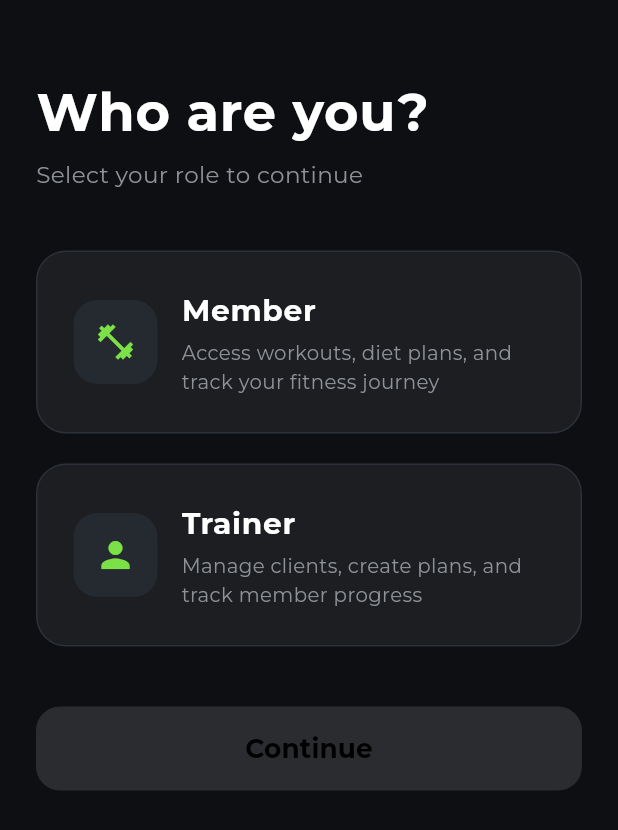
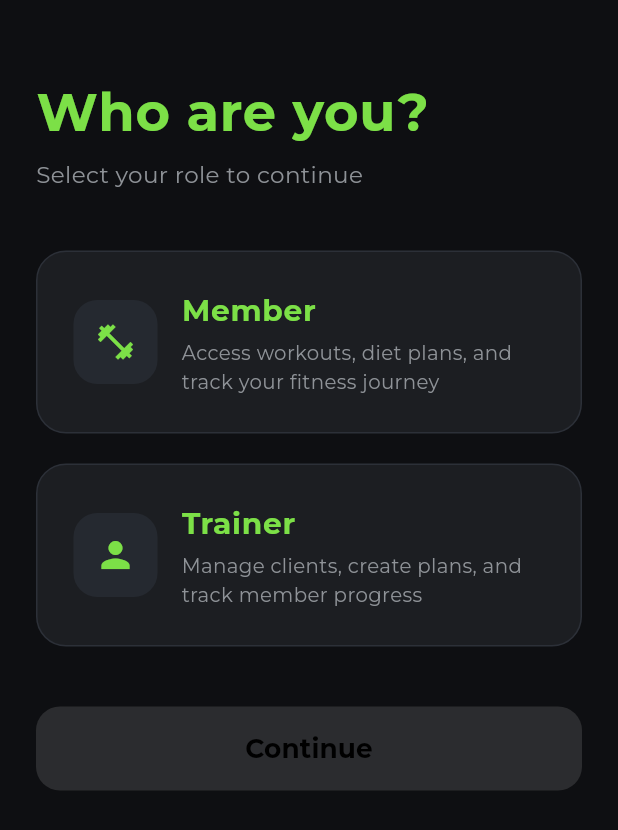
Before and after one commit to avinashquikboom-code/GYM, a Flutter app: the screen it shows after launch, after a tap on "Skip", on a phone screen of 412 x 824 dp. Shown: the top 830 px of the screen. Run offline on Flutter 3.47's test engine with Material 3 defaults, Android fonts, the phone set to English and light mode, and no system bars; drawn by our look-alikes of flutter_animate; our stand-ins replace fl_chart, flutter_riverpod, google_fonts, shared_preferences; accounts and stored records are empty; network calls fail.

Commit message:
refactor: Update theme system to use dynamic accent colors throughout app
- Replace hardcoded colors with accent color in text styles (titles, labels) for both dark and light themes
- Add comprehensive theme configurations for buttons, icons, FAB, and bottom navigation bar
- Update FloatingActionButton colors to use theme.colorScheme.primary instead of hardcoded AppColors.primaryGreen
- Rename first accent color from 'Neon Green' to 'Default Green' with restore icon
- Adjust trainer home tab card

```diff
--- a/gym_app/lib/core/theme/app_theme.dart
+++ b/gym_app/lib/core/theme/app_theme.dart
@@ -40,27 +40,121 @@ class AppTheme {
             fontSize: 24,
             fontWeight: FontWeight.bold,
             letterSpacing: 0.5,
-            color: AppColors.darkTextPrimary,
+            color: accentColor,
           ),
           titleMedium: GoogleFonts.oswald(
             fontSize: 18,
             fontWeight: FontWeight.w600,
             letterSpacing: 0.5,
-            color: AppColors.darkTextPrimary,
+            color: accentColor,
+          ),
+          titleSmall: GoogleFonts.oswald(
+            fontSize: 14,
+            fontWeight: FontWeight.w600,
+            letterSpacing: 0.5,
+            color: accentColor,
           ),
           bodyLarge: GoogleFonts.montserrat(
             fontSize: 16,
+            fontWeight: FontWeight.w500,
             color: AppColors.darkTextPrimary,
           ),
           bodyMedium: GoogleFonts.montserrat(
             fontSize: 14,
+            fontWeight: FontWeight.w400,
+            color: AppColors.darkTextPrimary,
+          ),
+          bodySmall: GoogleFonts.montserrat(
+            fontSize: 12,
+            fontWeight: FontWeight.w400,
             color: AppColors.darkTextSecondary,
           ),
           labelLarge: GoogleFonts.montserrat(
             fontSize: 16,
             fontWeight: FontWeight.bold,
-            color: Colors.black,
+            color: accentColor,
           ),
+          labelMedium: GoogleFonts.montserrat(
+            fontSize: 14,
+            fontWeight: FontWeight.w600,
+            color: accentColor,
+          ),
+          labelSmall: GoogleFonts.montserrat(
+            fontSize: 12,
+            fontWeight: FontWeight.w600,
+            color: accentColor,
+          ),
+        ),
+      ),
+
+      appBarTheme: AppBarTheme(
+        backgroundColor: Colors.transparent,
+        surfaceTintColor: Colors.transparent,
+        elevation: 0,
+        centerTitle: isIOS, // iOS centers title, Android aligns left
+        iconTheme: IconThemeData(color: accentColor),
+        systemOverlayStyle: SystemUiOverlayStyle(
+          statusBarColor: Colors.transparent,
+          statusBarIconBrightness: Brightness.light,
+          statusBarBrightness: Brightness.dark,
+        ),
+        titleTextStyle: GoogleFonts.oswald(
+          fontSize: isIOS ? 17 : 20,
+          fontWeight: FontWeight.w600,
+          color: accentColor,
+        ),
+      ),
+
+      elevatedButtonTheme: ElevatedButtonThemeData(
+        style: ElevatedButton.styleFrom(
+          backgroundColor: accentColor,
+          foregroundColor: Colors.black,
+          elevation: 2,
+          padding: const EdgeInsets.symmetric(horizontal: 24, vertical: 12),
+          shape: RoundedRectangleBorder(
+            borderRadius: BorderRadius.circular(12),
+          ),
+          textStyle: GoogleFonts.montserrat(
+            fontSize: 16,
+            fontWeight: FontWeight.bold,
+          ),
+        ),
+      ),
+
+      textButtonTheme: TextButtonThemeData(
+        style: TextButton.styleFrom(
+          foregroundColor: accentColor,
+          textStyle: GoogleFonts.montserrat(
+            fontSize: 14,
+            fontWeight: FontWeight.w600,
+          ),
+        ),
+      ),
+
+      iconTheme: IconThemeData(
+        color: accentColor,
+        size: 24,
+      ),
+
+      floatingActionButtonTheme: FloatingActionButtonThemeData(
+        backgroundColor: accentColor,
+        foregroundColor: Colors.black,
+        elevation: 4,
+      ),
+
+      bottomNavigationBarTheme: BottomNavigationBarThemeData(
+        backgroundColor: AppColors.darkSurface,
+        selectedItemColor: accentColor,
+        unselectedItemColor: AppColors.darkTextSecondary,
+        type: BottomNavigationBarType.fixed,
+        elevation: 10,
+        selectedLabelStyle: GoogleFonts.montserrat(
+          fontSize: 12,
+          fontWeight: FontWeight.w600,
+        ),
+        unselectedLabelStyle: GoogleFonts.montserrat(
+          fontSize: 12,
+          fontWeight: FontWeight.w400,
         ),
       ),
 
@@ -78,7 +172,7 @@ class AppTheme {
         ),
         focusedBorder: OutlineInputBorder(
           borderRadius: BorderRadius.circular(12),
-          borderSide: const BorderSide(color: AppColors.primaryGreen, width: 1.5),
+          borderSide: BorderSide(color: accentColor, width: 1.5),
         ),
         errorBorder: OutlineInputBorder(
           borderRadius: BorderRadius.circular(12),
@@ -90,32 +184,6 @@ class AppTheme {
         ),
         prefixIconColor: AppColors.darkTextSecondary,
         suffixIconColor: AppColors.darkTextSecondary,
-      ),
-
-      appBarTheme: AppBarTheme(
-        backgroundColor: Colors.transparent,
-        surfaceTintColor: Colors.transparent,
-        elevation: 0,
-        centerTitle: isIOS, // iOS centers title, Android aligns left
-        iconTheme: IconThemeData(color: Colors.white),
-        systemOverlayStyle: SystemUiOverlayStyle(
-          statusBarColor: Colors.transparent,
-          statusBarIconBrightness: Brightness.light,
-          statusBarBrightness: Brightness.dark,
-        ),
-        titleTextStyle: GoogleFonts.oswald(
-          fontSize: isIOS ? 17 : 20,
-          fontWeight: FontWeight.w600,
-          color: Colors.white,
-        ),
-      ),
-
-      bottomNavigationBarTheme: const BottomNavigationBarThemeData(
-        backgroundColor: AppColors.darkSurface,
-        selectedItemColor: AppColors.primaryGreen,
-        unselectedItemColor: AppColors.darkTextSecondary,
-        type: BottomNavigationBarType.fixed,
-        elevation: 10,
       ),
     );
   }
@@ -153,28 +221,106 @@ class AppTheme {
             fontSize: 24,
             fontWeight: FontWeight.bold,
             letterSpacing: 0.5,
-            color: AppColors.lightTextPrimary,
+            color: accentColor,
           ),
           titleMedium: GoogleFonts.oswald(
             fontSize: 18,
             fontWeight: FontWeight.w600,
             letterSpacing: 0.5,
-            color: AppColors.lightTextPrimary,
+            color: accentColor,
+          ),
+          titleSmall: GoogleFonts.oswald(
+            fontSize: 14,
+            fontWeight: FontWeight.w600,
+            letterSpacing: 0.5,
+            color: accentColor,
           ),
           bodyLarge: GoogleFonts.montserrat(
             fontSize: 16,
+            fontWeight: FontWeight.w500,
             color: AppColors.lightTextPrimary,
           ),
           bodyMedium: GoogleFonts.montserrat(
             fontSize: 14,
+            fontWeight: FontWeight.w400,
+            color: AppColors.lightTextPrimary,
+          ),
+          bodySmall: GoogleFonts.montserrat(
+            fontSize: 12,
+            fontWeight: FontWeight.w400,
             color: AppColors.lightTextSecondary,
           ),
           labelLarge: GoogleFonts.montserrat(
             fontSize: 16,
             fontWeight: FontWeight.bold,
-            color: Colors.white,
+            color: accentColor,
+          ),
+          labelMedium: GoogleFonts.montserrat(
+            fontSize: 14,
+            fontWeight: FontWeight.w600,
+            color: accentColor,
+          ),
+          labelSmall: GoogleFonts.montserrat(
+            fontSize: 12,
+            fontWeight: FontWeight.w600,
+            color: accentColor,
           ),
         ),
+      ),
+
+      appBarTheme: AppBarTheme(
+        backgroundColor: Colors.transparent,
+        surfaceTintColor: Colors.transparent,
+        elevation: 0,
+        centerTitle: isIOS, // iOS centers title, Android aligns left
+        iconTheme: IconThemeData(color: accentColor),
+        systemOverlayStyle: SystemUiOverlayStyle(
+          statusBarColor: Colors.transparent,
+          statusBarIconBrightness: Brightness.dark,
+          statusBarBrightness: Brightness.light,
+        ),
+        titleTextStyle: GoogleFonts.oswald(
+          fontSize: isIOS ? 17 : 20,
+          fontWeight: FontWeight.w600,
+          color: accentColor,
+        ),
+      ),
+
+      elevatedButtonTheme: ElevatedButtonThemeData(
+        style: ElevatedButton.styleFrom(
+          backgroundColor: accentColor,
+          foregroundColor: Colors.white,
+          elevation: 2,
+          padding: const EdgeInsets.symmetric(horizontal: 24, vertical: 12),
+          shape: RoundedRectangleBorder(
+            borderRadius: BorderRadius.circular(12),
+          ),
+          textStyle: GoogleFonts.montserrat(
+            fontSize: 16,
+            fontWeight: FontWeight.bold,
+          ),
+        ),
+      ),
+
+      textButtonTheme: TextButtonThemeData(
+        style: TextButton.styleFrom(
+          foregroundColor: accentColor,
+          textStyle: GoogleFonts.montserrat(
+            fontSize: 14,
+            fontWeight: FontWeight.w600,
+          ),
+        ),
+      ),
+
+      iconTheme: IconThemeData(
+        color: accentColor,
+        size: 24,
+      ),
+
+      floatingActionButtonTheme: FloatingActionButtonThemeData(
+        backgroundColor: accentColor,
+        foregroundColor: Colors.white,
+        elevation: 4,
       ),
 
       inputDecorationTheme: InputDecorationTheme(
@@ -191,7 +337,7 @@ class AppTheme {
         ),
         focusedBorder: OutlineInputBorder(
           borderRadius: BorderRadius.circular(12),
-          borderSide: const BorderSide(color: AppColors.primaryGreen, width: 1.5),
+          borderSide: BorderSide(color: accentColor, width: 1.5),
         ),
         errorBorder: OutlineInputBorder(
           borderRadius: BorderRadius.circular(12),
@@ -205,30 +351,20 @@ class AppTheme {
         suffixIconColor: AppColors.lightTextSecondary,
       ),
 
-      appBarTheme: AppBarTheme(
-        backgroundColor: Colors.transparent,
-        surfaceTintColor: Colors.transparent,
-        elevation: 0,
-        centerTitle: isIOS, // iOS centers title, Android aligns left
-        iconTheme: IconThemeData(color: AppColors.lightTextPrimary),
-        systemOverlayStyle: SystemUiOverlayStyle(
-          statusBarColor: Colors.transparent,
-          statusBarIconBrightness: Brightness.dark,
-          statusBarBrightness: Brightness.light,
-        ),
-        titleTextStyle: GoogleFonts.oswald(
-          fontSize: isIOS ? 17 : 20,
-          fontWeight: FontWeight.w600,
-          color: AppColors.lightTextPrimary,
-        ),
-      ),
-
-      bottomNavigationBarTheme: const BottomNavigationBarThemeData(
+      bottomNavigationBarTheme: BottomNavigationBarThemeData(
         backgroundColor: AppColors.lightSurface,
-        selectedItemColor: AppColors.primaryGreen,
+        selectedItemColor: accentColor,
         unselectedItemColor: AppColors.lightTextSecondary,
         type: BottomNavigationBarType.fixed,
         elevation: 10,
+        selectedLabelStyle: GoogleFonts.montserrat(
+          fontSize: 12,
+          fontWeight: FontWeight.w600,
+        ),
+        unselectedLabelStyle: GoogleFonts.montserrat(
+          fontSize: 12,
+          fontWeight: FontWeight.w400,
+        ),
       ),
     );
   }
--- a/gym_app/lib/features/profile/screens/settings_screen.dart
+++ b/gym_app/lib/features/profile/screens/settings_screen.dart
@@ -215,15 +215,15 @@ class _SettingsScreenState extends ConsumerState<SettingsScreen> {
     final isDark = theme.brightness == Brightness.dark;
     final themeNotifier = ref.read(themeNotifierProvider.notifier);
 
-    // Define 7 accent colors with better names
+    // Define accent colors with better names
     final accentColors = [
-      {'name': 'Neon Green', 'color': Color(0xFF7CE047), 'icon': Icons.fiber_manual_record},
-      {'name': 'Ocean Blue', 'color': Color(0xFF2196F3), 'icon': Icons.water_drop},
-      {'name': 'Royal Purple', 'color': Color(0xFF9C27B0), 'icon': Icons.diamond},
-      {'name': 'Sunset Orange', 'color': Color(0xFFFF9800), 'icon': Icons.wb_sunny},
-      {'name': 'Hot Pink', 'color': Color(0xFFE91E63), 'icon': Icons.favorite},
-      {'name': 'Crimson Red', 'color': Color(0xFFF44336), 'icon': Icons.local_fire_department},
-      {'name': 'Ocean Teal', 'color': Color(0xFF009688), 'icon': Icons.waves},
+      {'name': 'Default Green', 'color': Color(0xFF7CE047), 'icon': Icons.restore, 'isDefault': true},
+      {'name': 'Ocean Blue', 'color': Color(0xFF2196F3), 'icon': Icons.water_drop, 'isDefault': false},
+      {'name': 'Royal Purple', 'color': Color(0xFF9C27B0), 'icon': Icons.diamond, 'isDefault': false},
+      {'name': 'Sunset Orange', 'color': Color(0xFFFF9800), 'icon': Icons.wb_sunny, 'isDefault': false},
+      {'name': 'Hot Pink', 'color': Color(0xFFE91E63), 'icon': Icons.favorite, 'isDefault': false},
+      {'name': 'Crimson Red', 'color': Color(0xFFF44336), 'icon': Icons.local_fire_department, 'isDefault': false},
+      {'name': 'Ocean Teal', 'color': Color(0xFF009688), 'icon': Icons.waves, 'isDefault': false},
     ];
 
     showModalBottomSheet(
--- a/gym_app/lib/features/progress/screens/progress_screen.dart
+++ b/gym_app/lib/features/progress/screens/progress_screen.dart
@@ -373,7 +373,7 @@ class _ProgressScreenState extends ConsumerState<ProgressScreen> {
       ),
       floatingActionButton: FloatingActionButton(
         onPressed: () => _showAddWeightDialog(context, metrics.weightCurrent),
-        backgroundColor: AppColors.primaryGreen,
+        backgroundColor: theme.colorScheme.primary,
         foregroundColor: Colors.black,
         child: const Icon(Icons.add),
       ),
--- a/gym_app/lib/features/trainer/screens/trainer_diet_tab.dart
+++ b/gym_app/lib/features/trainer/screens/trainer_diet_tab.dart
@@ -390,7 +390,7 @@ class _TrainerDietTabState extends ConsumerState<TrainerDietTab> {
               },
             ),
       floatingActionButton: FloatingActionButton(
-        backgroundColor: AppColors.primaryGreen,
+        backgroundColor: theme.colorScheme.primary,
         foregroundColor: Colors.black,
         shape: RoundedRectangleBorder(borderRadius: BorderRadius.circular(16)),
         onPressed: () => _showCreateOrUpdateDietDialog(),
--- a/gym_app/lib/features/trainer/screens/trainer_home_tab.dart
+++ b/gym_app/lib/features/trainer/screens/trainer_home_tab.dart
@@ -201,7 +201,7 @@ class TrainerHomeTab extends ConsumerWidget {
     final isDark = theme.brightness == Brightness.dark;
 
     return Container(
-      padding: const EdgeInsets.all(20),
+      padding: const EdgeInsets.all(16),
       decoration: BoxDecoration(
         gradient: LinearGradient(
           colors: isWarning
@@ -231,21 +231,21 @@ class TrainerHomeTab extends ConsumerWidget {
             mainAxisAlignment: MainAxisAlignment.spaceBetween,
             children: [
               Container(
-                padding: const EdgeInsets.all(8),
+                padding: const EdgeInsets.all(6),
                 decoration: BoxDecoration(
                   color: (isWarning ? AppColors.error : theme.colorScheme.primary).withOpacity(0.2),
-                  borderRadius: BorderRadius.circular(12),
+                  borderRadius: BorderRadius.circular(10),
                 ),
                 child: Icon(
                   isWarning ? Icons.warning_amber_rounded : Icons.trending_up_rounded,
                   color: isWarning ? AppColors.error : theme.colorScheme.primary,
-                  size: 20,
+                  size: 18,
                 ),
               ),
               // Mini sparkline chart
               SizedBox(
-                width: 60,
-                height: 30,
+                width: 50,
+                height: 25,
                 child: ProgressLineChart(
                   values: chartValues,
                   isMini: true,
@@ -253,31 +253,31 @@ class TrainerHomeTab extends ConsumerWidget {
               ),
             ],
           ),
-          const SizedBox(height: 16),
+          const SizedBox(height: 12),
           Text(
             title,
             maxLines: 1,
             overflow: TextOverflow.ellipsis,
             style: theme.textTheme.bodyMedium?.copyWith(
-              fontSize: 12,
+              fontSize: 11,
               color: isDark ? AppColors.darkTextSecondary : AppColors.lightTextSecondary,
               fontWeight: FontWeight.w600,
             ),
           ),
-          const SizedBox(height: 4),
+          const SizedBox(height: 2),
           Text(
             value,
             style: theme.textTheme.titleLarge?.copyWith(
-              fontSize: 28,
+              fontSize: 24,
               fontWeight: FontWeight.bold,
               color: isWarning ? AppColors.error : theme.colorScheme.primary,
             ),
           ),
-          const SizedBox(height: 4),
+          const SizedBox(height: 2),
           Text(
             subtitle,
             style: theme.textTheme.bodySmall?.copyWith(
-              fontSize: 11,
+              fontSize: 10,
               color: isDark ? AppColors.darkTextSecondary : AppColors.lightTextSecondary,
             ),
           ),
--- a/gym_app/lib/features/trainer/screens/trainer_profile_tab.dart
+++ b/gym_app/lib/features/trainer/screens/trainer_profile_tab.dart
@@ -181,15 +181,15 @@ class TrainerProfileTab extends ConsumerWidget {
     final themeNotifier = ref.read(themeNotifierProvider.notifier);
     final currentAccentColor = ref.read(themeNotifierProvider).accentColor;
 
-    // Define 7 accent colors with better names
+    // Define accent colors with better names
     final accentColors = [
-      {'name': 'Neon Green', 'color': Color(0xFF7CE047), 'icon': Icons.fiber_manual_record},
-      {'name': 'Ocean Blue', 'color': Color(0xFF2196F3), 'icon': Icons.water_drop},
-      {'name': 'Royal Purple', 'color': Color(0xFF9C27B0), 'icon': Icons.diamond},
-      {'name': 'Sunset Orange', 'color': Color(0xFFFF9800), 'icon': Icons.wb_sunny},
-      {'name': 'Hot Pink', 'color': Color(0xFFE91E63), 'icon': Icons.favorite},
-      {'name': 'Crimson Red', 'color': Color(0xFFF44336), 'icon': Icons.local_fire_department},
-      {'name': 'Ocean Teal', 'color': Color(0xFF009688), 'icon': Icons.waves},
+      {'name': 'Default Green', 'color': Color(0xFF7CE047), 'icon': Icons.restore, 'isDefault': true},
+      {'name': 'Ocean Blue', 'color': Color(0xFF2196F3), 'icon': Icons.water_drop, 'isDefault': false},
+      {'name': 'Royal Purple', 'color': Color(0xFF9C27B0), 'icon': Icons.diamond, 'isDefault': false},
+      {'name': 'Sunset Orange', 'color': Color(0xFFFF9800), 'icon': Icons.wb_sunny, 'isDefault': false},
+      {'name': 'Hot Pink', 'color': Color(0xFFE91E63), 'icon': Icons.favorite, 'isDefault': false},
+      {'name': 'Crimson Red', 'color': Color(0xFFF44336), 'icon': Icons.local_fire_department, 'isDefault': false},
+      {'name': 'Ocean Teal', 'color': Color(0xFF009688), 'icon': Icons.waves, 'isDefault': false},
     ];
 
     showModalBottomSheet(
--- a/gym_app/lib/features/trainer/screens/trainer_workout_tab.dart
+++ b/gym_app/lib/features/trainer/screens/trainer_workout_tab.dart
@@ -410,7 +410,7 @@ class _TrainerWorkoutTabState extends ConsumerState<TrainerWorkoutTab> {
               },
             ),
       floatingActionButton: FloatingActionButton(
-        backgroundColor: AppColors.primaryGreen,
+        backgroundColor: theme.colorScheme.primary,
         foregroundColor: Colors.black,
         shape: RoundedRectangleBorder(borderRadius: BorderRadius.circular(16)),
         onPressed: () => _showCreateOrUpdatePlanDialog(),
```
